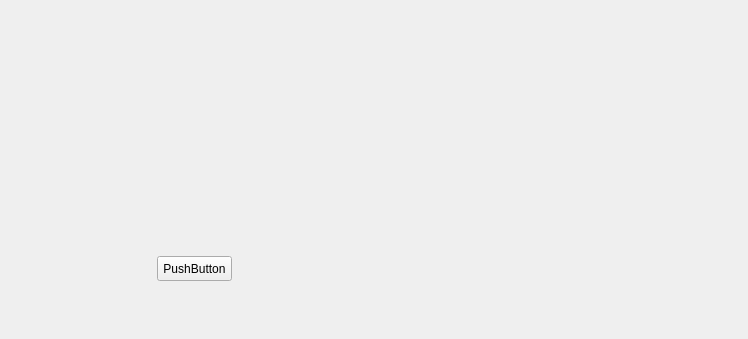
Qt form slsDetectorGui/forms/form_tab_dataoutput.ui (slsdetectorgroup/slsDetectorPackage) before a commit.
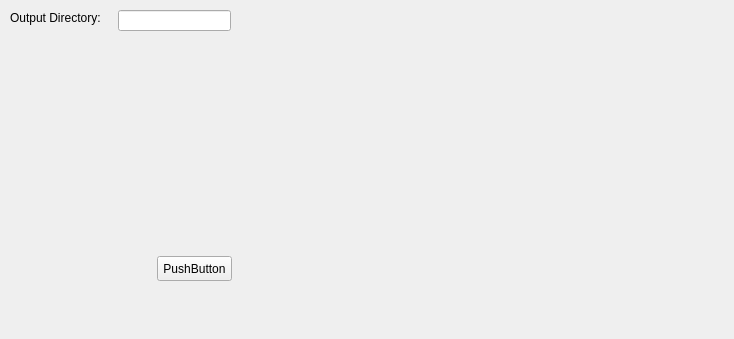
The same form after that commit.

Patch:
```diff
--- a/slsDetectorGui/forms/form_tab_dataoutput.ui
+++ b/slsDetectorGui/forms/form_tab_dataoutput.ui
@@ -6,7 +6,7 @@
    <rect>
     <x>0</x>
     <y>0</y>
-    <width>748</width>
+    <width>734</width>
     <height>339</height>
    </rect>
   </property>
@@ -44,6 +44,29 @@
     <string>PushButton</string>
    </property>
   </widget>
+  <widget class="QLabel" name="label">
+   <property name="geometry">
+    <rect>
+     <x>10</x>
+     <y>10</y>
+     <width>108</width>
+     <height>16</height>
+    </rect>
+   </property>
+   <property name="text">
+    <string>Output Directory:</string>
+   </property>
+  </widget>
+  <widget class="QLineEdit" name="lineEdit">
+   <property name="geometry">
+    <rect>
+     <x>118</x>
+     <y>10</y>
+     <width>113</width>
+     <height>21</height>
+    </rect>
+   </property>
+  </widget>
  </widget>
  <resources/>
  <connections/>
```
